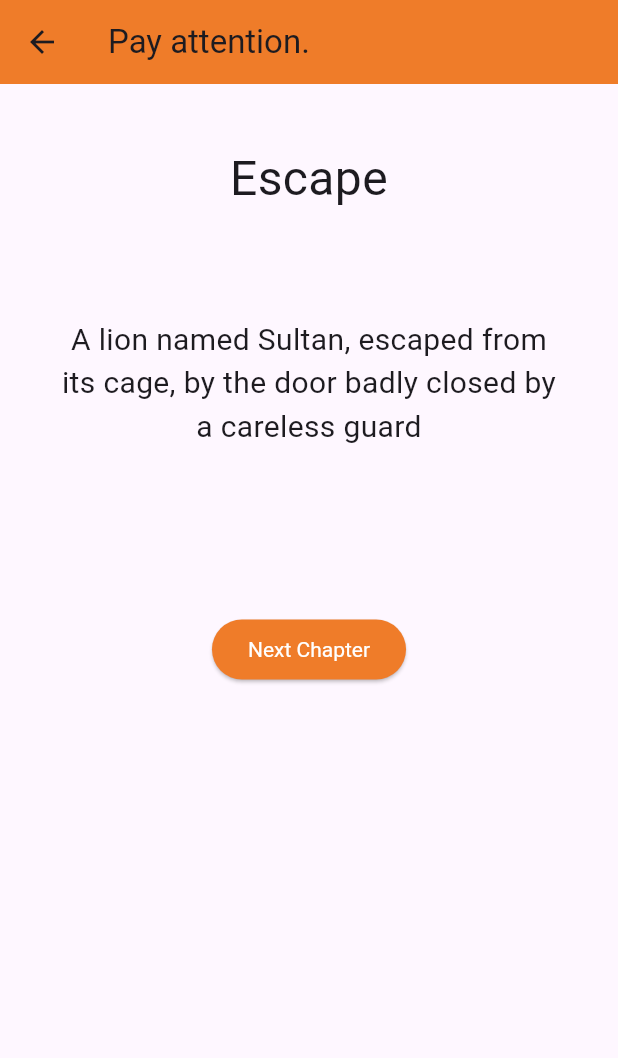
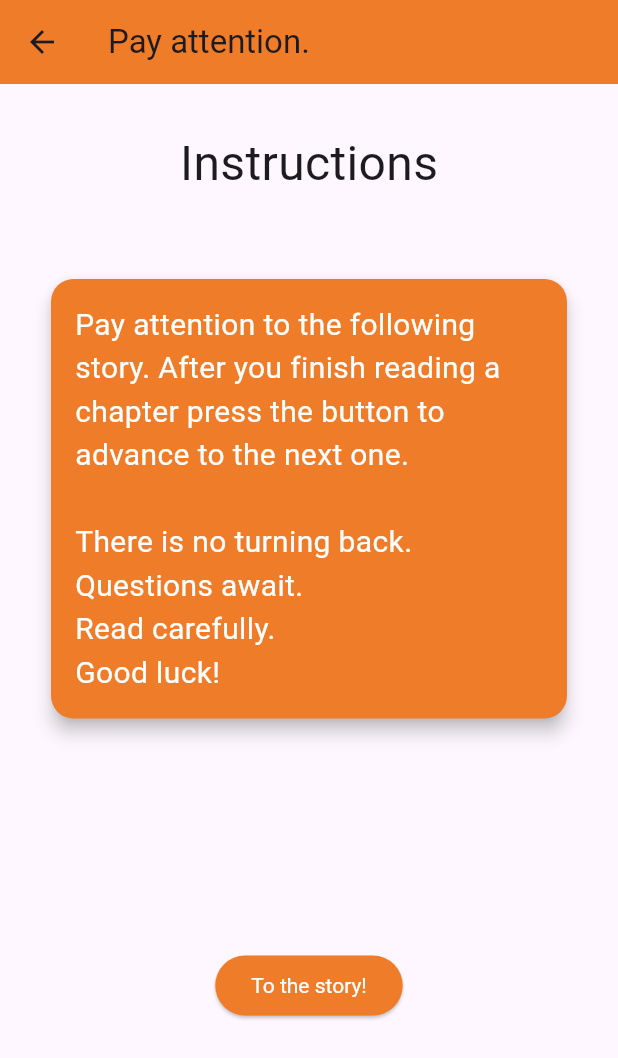
Before and after one commit to crb3l/brain-app, a Flutter app: the AttentionScreen screen opened directly, on a phone screen of 412 x 824 dp. Shown: the top 1058 px of the screen. Run offline on Flutter 3.47's test engine with Material 3 defaults, Android fonts, the light colour scheme and no system bars; our stand-ins replace firebase_auth, firebase_core, flutter_svg, just_audio, shared_preferences; accounts and stored records are empty.

Commit message:
last update

```diff
--- a/lib/models/category_model.dart
+++ b/lib/models/category_model.dart
@@ -32,7 +32,7 @@ class CategoryModel {
 
     categories.add(
       CategoryModel(
-        name: 'Sharpness',
+        name: 'Thinking',
         iconPath: 'assets/icons/sharpness.svg',
         boxColor: const Color(0xff30b4c9),
       ),
--- a/lib/screens/categories/attention/attention.dart
+++ b/lib/screens/categories/attention/attention.dart
@@ -3,6 +3,8 @@ import 'package:flutter/material.dart';
 
 import './quiz.dart';
 import './result.dart';
+
+import './intro.dart';
 import './story.dart';
 
 class AttentionScreen extends StatefulWidget {
@@ -128,7 +130,14 @@ class _AttentionScreenState extends State<AttentionScreen> {
   var _questionIndex = 0;
   var _storyIndex = 0;
   var _totalScore = 0;
+  var _intro = 0;
   bool _canShowQuestions = false;
+
+  void _advanceIntro() {
+    setState(() {
+      _intro++;
+    });
+  }
 
   void _resetQuiz() {
     setState(() {
@@ -161,16 +170,12 @@ class _AttentionScreenState extends State<AttentionScreen> {
       _storyIndex++;
       _canShowQuestions = _storyIndex == _story.length - 1;
     });
-
-    // if (_storyIndex == _story.length - 1) {
-    //   setState(() {
-    //     _canShowQuestions = true;
-    //   });
-    // }
   }
 
   Widget _showQuestionOrResult() {
-    if (_storyIndex < _story.length) {
+    if (_intro == 0) {
+      return Intro(advanceIntro: _advanceIntro);
+    } else if (_storyIndex < _story.length) {
       return Story(_canShowQuestions,
           advanceStory: _incrementStoryIndex,
           story: _story,
--- /dev/null
+++ b/lib/screens/categories/attention/intro.dart
@@ -0,0 +1,53 @@
+import 'package:flutter/material.dart';
+
+// ignore: must_be_immutable
+class Intro extends StatelessWidget {
+  final Function advanceIntro;
+
+  const Intro({required this.advanceIntro, super.key});
+
+  @override
+  Widget build(BuildContext context) {
+    return Column(
+      children: [
+        const Text('Instructions', style: TextStyle(fontSize: 32)),
+        const SizedBox(
+          height: 50,
+        ),
+        Card(
+          color: const Color(0xFFef7c29),
+          shadowColor: Colors.black,
+          elevation: 5,
+          shape: RoundedRectangleBorder(
+            borderRadius: BorderRadius.circular(15),
+          ),
+          child: const Padding(
+            padding: EdgeInsets.all(16.0),
+            child: Text(
+              'Pay attention to the following story. After you finish reading a chapter press the button to advance to the next one.\n\nThere is no turning back.\nQuestions await.\nRead carefully.\nGood luck!',
+              style: TextStyle(fontSize: 20, color: Colors.white),
+            ),
+          ),
+        ),
+        const SizedBox(
+          height: 50,
+        ),
+        const SizedBox(
+          height: 100,
+        ),
+        ElevatedButton(
+          onPressed: () => advanceIntro(),
+          style: ButtonStyle(
+              textStyle:
+                  WidgetStateProperty.all(const TextStyle(color: Colors.white)),
+              backgroundColor:
+                  WidgetStateProperty.all(const Color(0xFFef7c29))),
+          child: const Text(
+            'To the story!',
+            style: TextStyle(color: Colors.white),
+          ),
+        ),
+      ],
+    );
+  }
+}
--- a/lib/screens/categories/attention/result.dart
+++ b/lib/screens/categories/attention/result.dart
@@ -40,7 +40,7 @@ class Result extends StatelessWidget {
             textAlign: TextAlign.center,
           ),
           Text(
-            'Score ' '$resultScore' '/80',
+            'Score ' '$resultScore' '/90',
             style: const TextStyle(fontSize: 36, fontWeight: FontWeight.bold),
             textAlign: TextAlign.center,
           ),
```
Also changed, not shown: lib/reusable_methods/email_method.dart (deleted, +0 -11 lines), lib/screens/categories/memory_screen.dart (+32 -1 lines), lib/screens/categories/sharpness/numbermode.dart (+9 -6 lines), lib/screens/categories/sharpness/sharpness.dart (+33 -3 lines), lib/screens/forgot_screen.dart (+2 -7 lines), lib/screens/home_screen.dart (+7 -19 lines), lib/screens/signup_screen.dart (+9 -1 lines), 1 other file.
